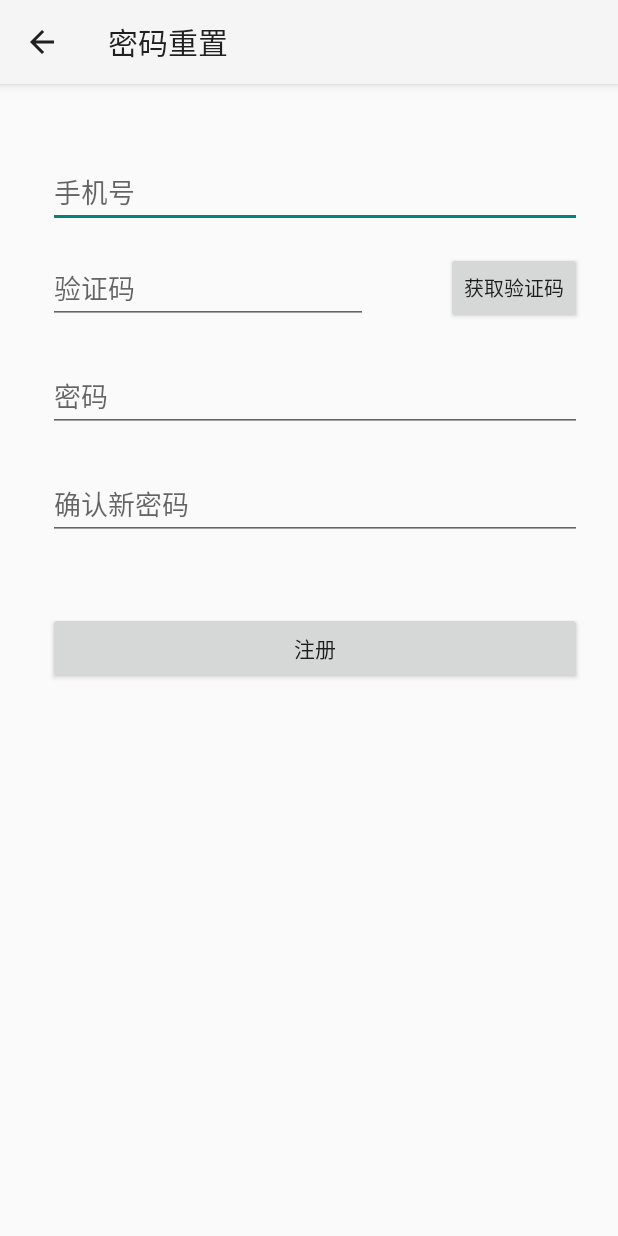
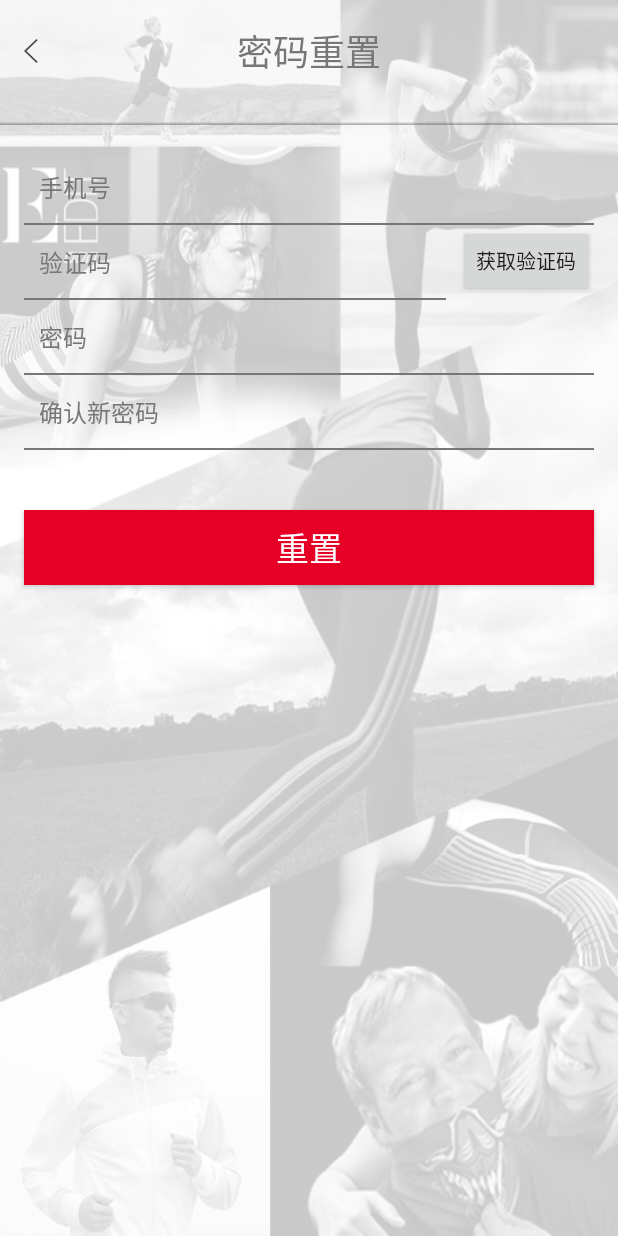
Before and after one commit to andrie6184/RunHome, an Android app: the ResetPasswordActivity screen opened directly, with no data from a screen before it, on a phone screen of 412 x 824 dp. Run offline under Robolectric (Android 15) with nearby library versions, the phone set to English and light mode, and no system bars; our stand-ins replace ButterKnife; libraries missing offline, so code that uses them is left out: rx.android.schedulers, rx.functions.

Commit message:
add send code interval for register and reset password fix ui of ResetPasswordActivity

```diff
--- a/app/src/main/java/com/runnerfun/ResetPasswordActivity.java
+++ b/app/src/main/java/com/runnerfun/ResetPasswordActivity.java
@@ -3,23 +3,32 @@ package com.runnerfun;
 import android.content.Intent;
 import android.os.Bundle;
 import android.support.annotation.Nullable;
-import android.support.v7.app.AppCompatActivity;
+import android.text.TextUtils;
+import android.view.View;
+import android.widget.Button;
 import android.widget.EditText;
 import android.widget.Toast;
 
 import com.runnerfun.beans.RegisterInfo;
 import com.runnerfun.model.AccountModel;
 
+import java.util.Locale;
+import java.util.concurrent.TimeUnit;
+
 import butterknife.BindView;
 import butterknife.ButterKnife;
 import butterknife.OnClick;
+import rx.Observable;
 import rx.Subscriber;
+import rx.android.schedulers.AndroidSchedulers;
+import rx.functions.Action1;
 
 /**
+ * ResetPasswordActivity
  * Created by lixiaoyang on 05/10/2016.
  */
 
-public class ResetPasswordActivity extends AppCompatActivity {
+public class ResetPasswordActivity extends BaseActivity {
     @BindView(R.id.tel)
     EditText mTel;
     @BindView(R.id.code)
@@ -29,74 +38,107 @@ public class ResetPasswordActivity extends AppCompatActivity {
     @BindView(R.id.confirm)
     EditText mConfirm;
 
+    private Long mHourGlass = 60L * 1000L;
 
     @Override
     protected void onCreate(@Nullable Bundle savedInstanceState) {
         super.onCreate(savedInstanceState);
         setContentView(R.layout.activity_reset_password);
         ButterKnife.bind(this);
-        getSupportActionBar().setHomeButtonEnabled(true);
-        getSupportActionBar().setDisplayHomeAsUpEnabled(true);
-        getSupportActionBar().setTitle("密码重置");
     }
 
+    @OnClick(R.id.send_code)
+    void sendCode(final Button view) {
+        String tel = mTel.getText().toString();
+        if (TextUtils.isEmpty(tel)) {
+            Toast.makeText(ResetPasswordActivity.this, "请先输入手机号码", Toast.LENGTH_SHORT).show();
+            return;
+        }
 
-    @OnClick(R.id.send_code)
-    void sendCode(){
-        String tel = mTel.getText().toString();
-
+        view.setEnabled(false);
+        view.setClickable(false);
         AccountModel.instance.sendCode(tel, 2, new Subscriber<String>() {
             @Override
             public void onCompleted() {
-
             }
 
             @Override
             public void onError(Throwable e) {
+                view.setEnabled(true);
+                view.setClickable(true);
                 Toast.makeText(ResetPasswordActivity.this, "send code fail", Toast.LENGTH_SHORT).show();
             }
 
             @Override
             public void onNext(String codeBean) {
                 Toast.makeText(ResetPasswordActivity.this, "send code success" + codeBean, Toast.LENGTH_SHORT).show();
+                mHourGlass = 60L * 1000L;
+                _subscription = Observable.interval(1000, 1000, TimeUnit.MILLISECONDS)
+                        .observeOn(AndroidSchedulers.mainThread())
+                        .subscribe(new Action1<Long>() {
+                            @Override
+                            public void call(Long aLong) {
+                                mHourGlass -= 1000;
+                                if (mHourGlass == 0) {
+                                    _subscription.unsubscribe();
+                                    view.setText("获取验证码");
+                                    view.setEnabled(true);
+                                    view.setClickable(true);
+                                } else {
+                                    view.setText(String.format(Locale.getDefault(), "%d秒后重发", mHourGlass / 1000));
+                                }
+                            }
+                        }, new Action1<Throwable>() {
+                            @Override
+                            public void call(Throwable throwable) {
+                                view.setText("获取验证码");
+                                view.setEnabled(true);
+                                view.setClickable(true);
+                            }
+                        });
             }
         });
     }
 
-    @OnClick(R.id.register)
-    void resetPwd(){
-        String tel = mTel.getText().toString();
+    @OnClick(R.id.resetPwd)
+    void resetPwd(final View view) {
+        final String tel = mTel.getText().toString();
         String code = mCode.getText().toString();
         String password = mPassword.getText().toString();
         String confirm = mConfirm.getText().toString();
 
-        if(!confirm.equals(password)){
-            Toast.makeText(ResetPasswordActivity.this, "密码不一致", Toast.LENGTH_SHORT).show();
+        if (!confirm.equals(password)) {
+            Toast.makeText(ResetPasswordActivity.this, "确认密码不一致", Toast.LENGTH_SHORT).show();
             return;
         }
 
+        view.setEnabled(false);
+        view.setClickable(false);
         AccountModel.instance.register(tel, password, code, new Subscriber<RegisterInfo>() {
             @Override
             public void onCompleted() {
-
+                view.setEnabled(true);
+                view.setClickable(true);
             }
 
             @Override
             public void onError(Throwable e) {
+                view.setEnabled(true);
+                view.setClickable(true);
                 Toast.makeText(ResetPasswordActivity.this, "register fail", Toast.LENGTH_SHORT).show();
             }
 
             @Override
             public void onNext(RegisterInfo registerInfo) {
-                Toast.makeText(ResetPasswordActivity.this, "register success"+ registerInfo, Toast.LENGTH_SHORT).show();
+                Toast.makeText(ResetPasswordActivity.this, "register success" + registerInfo, Toast.LENGTH_SHORT).show();
                 startActivity(new Intent(ResetPasswordActivity.this, MainActivity.class));
             }
         });
     }
 
-    @Override
-    public boolean onSupportNavigateUp() {
+    @OnClick(R.id.back_btn)
+    void onBackClick(View view) {
         finish();
-        return super.onSupportNavigateUp();
     }
+
 }
--- a/app/src/main/java/com/runnerfun/model/AccountModel.java
+++ b/app/src/main/java/com/runnerfun/model/AccountModel.java
@@ -108,6 +108,8 @@ public class AccountModel {
 
     public boolean hasLoginInfo() {
         List<Cookie> cookies = mClient.cookieJar().loadForRequest(HttpUrl.parse("http://api.paobuzhijia.com/"));
+        // List<Cookie> cookies = new SharedPrefsCookiePersistor(RunApplication.getAppContex()).loadAll();
+
         if (cookies.size() > 0) {
             for (Cookie c : cookies) {
                 if (c.name().equals("sid")) {
--- a/app/src/main/res/layout/activity_reset_password.xml
+++ b/app/src/main/res/layout/activity_reset_password.xml
@@ -5,95 +5,127 @@
     android:id="@+id/activity_register"
     android:layout_width="match_parent"
     android:layout_height="match_parent"
-    android:paddingBottom="@dimen/activity_vertical_margin"
-    android:paddingLeft="@dimen/activity_horizontal_margin"
-    android:paddingRight="@dimen/activity_horizontal_margin"
-    android:paddingTop="@dimen/activity_vertical_margin"
+    android:background="@drawable/register_bg"
     tools:context="com.runnerfun.ResetPasswordActivity">
 
     <EditText
+        android:id="@+id/tel"
+        style="@style/EditTextStyle"
         android:layout_width="0dp"
-        android:layout_height="wrap_content"
-        android:inputType="textPersonName"
-        android:hint="手机号"
-        android:ems="10"
+        android:layout_height="50dp"
         android:layout_alignLeft="@+id/code"
         android:layout_alignStart="@+id/code"
-        android:id="@+id/tel"
-        android:layout_marginEnd="8dp"
+        android:layout_marginEnd="16dp"
+        android:layout_marginLeft="16dp"
+        android:layout_marginRight="16dp"
+        android:layout_marginStart="16dp"
+        android:layout_marginTop="100dp"
+        android:ems="10"
+        android:hint="手机号"
+        android:inputType="textPersonName"
+        android:paddingLeft="10dp"
+        android:paddingStart="10dp"
+        app:layout_constraintHorizontal_bias="0.7"
+        app:layout_constraintLeft_toLeftOf="parent"
         app:layout_constraintRight_toRightOf="parent"
-        android:layout_marginStart="16dp"
-        app:layout_constraintLeft_toLeftOf="parent"
-        android:layout_marginLeft="16dp"
-        android:layout_marginRight="8dp"
-        android:layout_marginTop="32dp"
-        app:layout_constraintTop_toTopOf="parent"
-        app:layout_constraintHorizontal_bias="0.57" />
+        app:layout_constraintTop_toTopOf="parent" />
+
     <EditText
+        android:id="@+id/code"
+        style="@style/EditTextStyle"
         android:layout_width="0dp"
-        android:layout_height="wrap_content"
-        android:inputType="textPassword"
-        android:hint="验证码"
-        android:ems="10"
+        android:layout_height="50dp"
         android:layout_alignParentTop="true"
         android:layout_centerHorizontal="true"
-        android:id="@+id/code"
-        app:layout_constraintLeft_toLeftOf="@+id/tel"
-        android:layout_marginTop="16dp"
-        app:layout_constraintTop_toBottomOf="@+id/tel"
-        app:layout_constraintRight_toLeftOf="@+id/get_code"
         android:layout_marginEnd="8dp"
         android:layout_marginRight="8dp"
-        app:layout_constraintHorizontal_bias="0.25" />
+        android:ems="10"
+        android:hint="验证码"
+        android:inputType="textPassword"
+        android:paddingLeft="10dp"
+        android:paddingStart="10dp"
+        app:layout_constraintHorizontal_bias="0.25"
+        app:layout_constraintLeft_toLeftOf="@+id/tel"
+        app:layout_constraintRight_toLeftOf="@+id/send_code"
+        app:layout_constraintTop_toBottomOf="@+id/tel" />
 
     <EditText
+        android:id="@+id/password"
+        style="@style/EditTextStyle"
         android:layout_width="0dp"
-        android:layout_height="wrap_content"
+        android:layout_height="50dp"
+        android:layout_alignLeft="@+id/tel"
+        android:layout_alignParentTop="true"
+        android:layout_alignStart="@+id/tel"
         android:ems="10"
-        android:id="@+id/password"
-        android:layout_alignParentTop="true"
-        android:layout_alignLeft="@+id/tel"
-        android:layout_alignStart="@+id/tel"
-        android:layout_marginTop="24dp"
-        app:layout_constraintTop_toBottomOf="@+id/code"
+        android:hint="密码"
+        android:paddingLeft="10dp"
+        android:paddingStart="10dp"
+        app:layout_constraintHorizontal_bias="0.0"
         app:layout_constraintLeft_toLeftOf="@+id/tel"
         app:layout_constraintRight_toRightOf="@+id/tel"
-        app:layout_constraintHorizontal_bias="0.0"
-        android:hint="密码" />
+        app:layout_constraintTop_toBottomOf="@+id/code" />
 
     <Button
-        android:text="获取验证码"
+        android:id="@+id/send_code"
         android:layout_width="wrap_content"
         android:layout_height="48dp"
-        android:id="@+id/send_code"
+        android:gravity="center"
+        android:text="获取验证码"
+        android:textSize="13sp"
+        app:layout_constraintBottom_toBottomOf="@+id/code"
         app:layout_constraintRight_toRightOf="@+id/tel"
         app:layout_constraintTop_toTopOf="@+id/code"
-        app:layout_constraintBottom_toBottomOf="@+id/code"
-        app:layout_constraintVertical_bias="0.0"
-        android:textSize="13sp"
-        android:gravity="center" />
+        app:layout_constraintVertical_bias="0.0" />
 
     <Button
-        android:text="注册"
+        android:id="@+id/resetPwd"
         android:layout_width="0dp"
-        android:layout_height="wrap_content"
-        android:id="@+id/register"
+        android:layout_height="50dp"
+        android:layout_marginTop="40dp"
+        android:background="#E60025"
+        android:text="重置"
+        android:textColor="#FFFFFF"
+        android:textSize="22sp"
+        app:layout_constraintHorizontal_bias="1.0"
         app:layout_constraintLeft_toLeftOf="@+id/confirm"
-        android:layout_marginTop="48dp"
-        app:layout_constraintTop_toBottomOf="@+id/confirm"
         app:layout_constraintRight_toRightOf="@+id/confirm"
-        app:layout_constraintHorizontal_bias="1.0" />
+        app:layout_constraintTop_toBottomOf="@+id/confirm" />
 
     <EditText
+        android:id="@+id/confirm"
+        style="@style/EditTextStyle"
+        android:layout_width="0dp"
+        android:layout_height="50dp"
         android:hint="确认新密码"
-        android:layout_width="0dp"
-        android:layout_height="wrap_content"
-        android:id="@+id/confirm"
-        android:textSize="18sp"
+        android:paddingLeft="10dp"
+        android:paddingStart="10dp"
+        app:layout_constraintHorizontal_bias="0.57"
         app:layout_constraintLeft_toLeftOf="@+id/password"
         app:layout_constraintRight_toRightOf="@+id/password"
-        android:layout_marginTop="24dp"
-        app:layout_constraintTop_toBottomOf="@+id/password"
-        app:layout_constraintHorizontal_bias="0.57" />
+        app:layout_constraintTop_toBottomOf="@+id/password" />
+
+    <TextView
+        android:id="@+id/title_label"
+        android:layout_width="wrap_content"
+        android:layout_height="wrap_content"
+        android:layout_marginTop="16dp"
+        android:text="密码重置"
+        android:textColor="#777777"
+        android:textSize="24sp"
+        app:layout_constraintLeft_toLeftOf="parent"
+        app:layout_constraintRight_toRightOf="parent"
+        app:layout_constraintTop_toTopOf="parent" />
+
+    <ImageView
+        android:id="@+id/back_btn"
+        android:layout_width="wrap_content"
+        android:layout_height="wrap_content"
+        android:layout_marginLeft="16dp"
+        android:layout_marginStart="16dp"
+        app:layout_constraintBottom_toBottomOf="@+id/title_label"
+        app:layout_constraintLeft_toLeftOf="parent"
+        app:layout_constraintTop_toTopOf="@+id/title_label"
+        app:srcCompat="@drawable/return_btn" />
 
 </android.support.constraint.ConstraintLayout>
```
Also changed, not shown: app/src/main/AndroidManifest.xml (+15 -5 lines), app/src/main/java/com/runnerfun/BaseActivity.java (+13 -1 lines), app/src/main/java/com/runnerfun/LoginActivity.java (+9 -2 lines), app/src/main/java/com/runnerfun/RegisterActivity.java (+54 -14 lines), app/src/main/java/com/runnerfun/UserSettingActivity.java (added, +16 -0 lines), app/src/main/res/layout/activity_register.xml (+8 -3 lines), app/src/main/res/layout/activity_user_setting.xml (added, +13 -0 lines).
